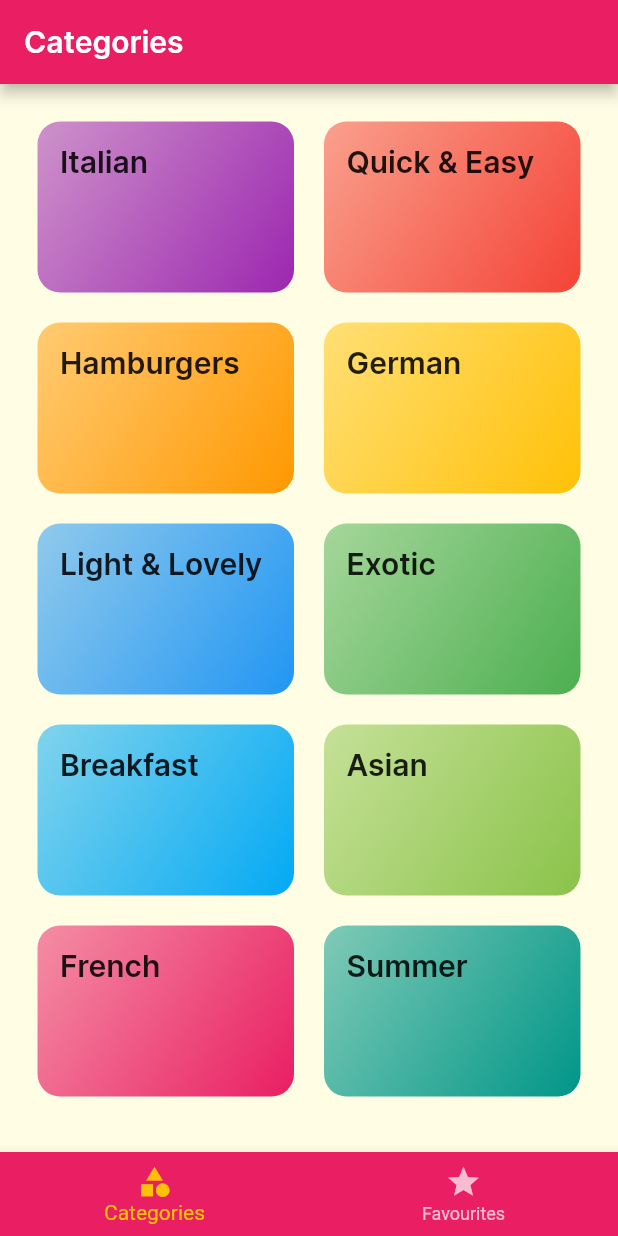
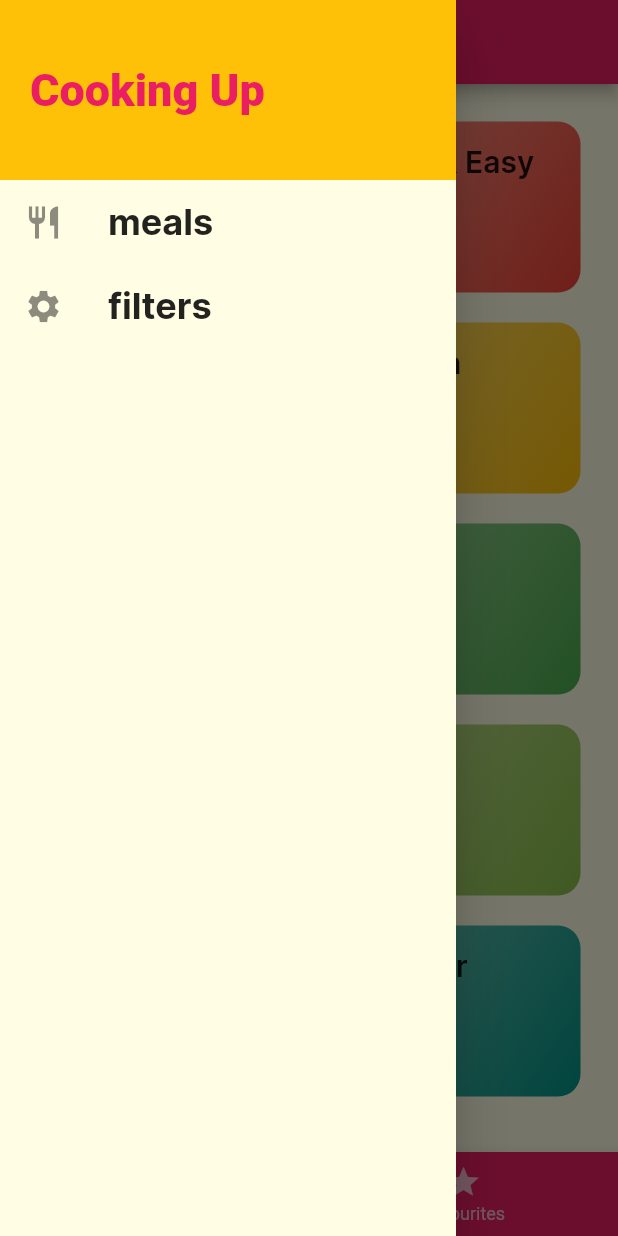
Before and after one commit to Damovetsky/cusinatra-recipebook, a Flutter app: the screen it shows after launch, with the side drawer open (before the commit the screen has no drawer), on a phone screen of 412 x 824 dp. Run offline on Flutter 3.47's test engine with Material 2 defaults, Android fonts, the phone set to English and light mode, and no system bars.

Commit message:
Added a hamburger menu on the main screen
This menu has can navigate you to the main screen and to the filters screen (which is not finished yet)

```diff
--- a/lib/main.dart
+++ b/lib/main.dart
@@ -3,6 +3,7 @@ import 'package:flutter/material.dart';
 import './screens/tabs_screen.dart';
 import './screens/category_meals_screen.dart';
 import './screens/meal_detail_screen.dart';
+import './screens/filters_screen.dart';
 
 void main() => runApp(MyApp());
 
@@ -33,6 +34,7 @@ class MyApp extends StatelessWidget {
         '/': (ctx) => TabsScreen(),
         CategoryMealsScreen.routeName: (cxt) => CategoryMealsScreen(),
         MealDetailScreen.routeName: (cxt) => MealDetailScreen(),
+        FiltersScreen.routeName: (cxt) => FiltersScreen(),
       },
       onUnknownRoute: (settings) {
         return MaterialPageRoute(
--- /dev/null
+++ b/lib/screens/filters_screen.dart
@@ -0,0 +1,19 @@
+import 'package:flutter/material.dart';
+
+import '../widgets/main_drawer.dart';
+
+class FiltersScreen extends StatelessWidget {
+  static const routeName = '/filters';
+  @override
+  Widget build(BuildContext context) {
+    return Scaffold(
+      appBar: AppBar(
+        title: Text('Your Filters'),
+      ),
+      drawer: MainDrawer(),
+      body: Center(
+        child: Text('Filters!'),
+      ),
+    );
+  }
+}
--- a/lib/screens/tabs_screen.dart
+++ b/lib/screens/tabs_screen.dart
@@ -2,6 +2,7 @@ import 'package:flutter/material.dart';
 
 import './categories_screen.dart';
 import './favourites_screen.dart';
+import '../widgets/main_drawer.dart';
 
 class TabsScreen extends StatefulWidget {
   @override
@@ -35,6 +36,7 @@ class _TabsScreenState extends State<TabsScreen> {
           _pages[_selectedPageIndex]['title'],
         ),
       ),
+      drawer: MainDrawer(),
       body: _pages[_selectedPageIndex]['page'],
       bottomNavigationBar: BottomNavigationBar(
         backgroundColor: Theme.of(context).primaryColor,
--- /dev/null
+++ b/lib/widgets/main_drawer.dart
@@ -0,0 +1,62 @@
+import 'package:flutter/material.dart';
+
+import '../screens/filters_screen.dart';
+
+class MainDrawer extends StatelessWidget {
+  Widget buildListTile(String title, IconData icon, Function tapHandler) {
+    return ListTile(
+      leading: Icon(
+        icon,
+        size: 26,
+      ),
+      title: Text(
+        title,
+        style: TextStyle(
+          fontFamily: 'Inter',
+          fontSize: 24,
+          fontWeight: FontWeight.bold,
+        ),
+      ),
+      onTap: tapHandler,
+    );
+  }
+
+  @override
+  Widget build(BuildContext context) {
+    return Drawer(
+      child: Column(
+        children: [
+          Container(
+            height: 120,
+            width: double.infinity,
+            padding: const EdgeInsets.all(20),
+            color: Colors.amber,
+            alignment: Alignment.centerLeft,
+            child: Text(
+              'Cooking Up',
+              style: TextStyle(
+                  fontWeight: FontWeight.w900,
+                  fontSize: 30,
+                  color: Theme.of(context).primaryColor),
+            ),
+          ),
+          buildListTile(
+            'meals',
+            Icons.restaurant,
+            () {
+              Navigator.of(context).pushReplacementNamed('/');
+            },
+          ),
+          buildListTile(
+            'filters',
+            Icons.settings,
+            () {
+              Navigator.of(context)
+                  .pushReplacementNamed(FiltersScreen.routeName);
+            },
+          ),
+        ],
+      ),
+    );
+  }
+}
```
